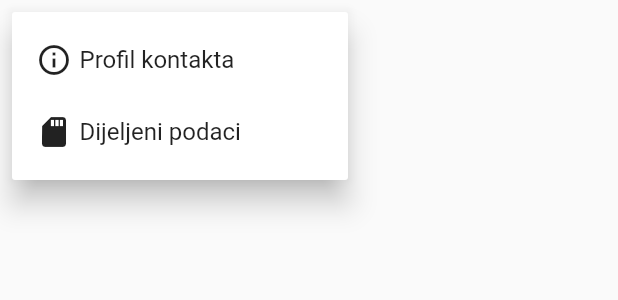
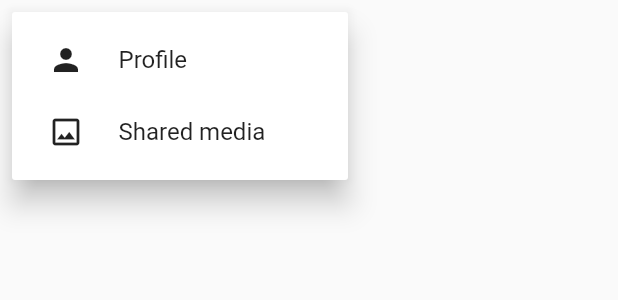
Before and after one commit to eldarj/ping-chat-flutter, a Flutter app: the ChatSettingsMenu widget shown alone on an empty page, opened directly, after a tap on the "more vert" icon, on a phone screen of 412 x 824 dp. Shown: the top 300 px of the screen. Run offline on Flutter 3.47's test engine with Material 2 defaults, Android fonts, the phone set to English and light mode, and no system bars; our stand-ins replace audioplayers, cached_network_image, file_picker, flutter_slidable, flutter_spinkit, functional_widget_annotation and 10 more; missing offline and left inert: dart_notification_center, filesize, flutter_audio_recorder, flutter_downloader, flutter_webrtc, keyboard_visibility and 3 more; accounts and stored records are empty; network calls fail.

Commit message:
Adjusted chats

```diff
--- a/lib/activity/chats/chat-list.activity.dart
+++ b/lib/activity/chats/chat-list.activity.dart
@@ -31,6 +31,7 @@ import 'package:flutterping/util/navigation/navigator.util.dart';
 import 'package:flutterping/util/other/date-time.util.dart';
 import 'package:http/http.dart' as http;
 import 'package:flutterping/util/extension/http.response.extension.dart';
+import 'package:permission_handler/permission_handler.dart';
 import 'package:sip_ua/sip_ua.dart';
 
 class ChatListActivity extends StatefulWidget {
@@ -222,9 +223,14 @@ class ChatListActivityState extends BaseState<ChatListActivity> {
     });
   }
 
+  initPermissions() async {
+    await Permission.microphone.request();
+  }
+
   @override
   initState() {
     super.initState();
+    initPermissions();
     initListenersAndGetData();
     initPresenceFetcher();
   }
--- a/lib/activity/chats/component/settings/chat-settings-menu.dart
+++ b/lib/activity/chats/component/settings/chat-settings-menu.dart
@@ -1,5 +1,6 @@
 import 'package:flutter/cupertino.dart';
 import 'package:flutter/material.dart';
+import 'package:flutterping/activity/contacts/single-contact.activity.dart';
 import 'package:flutterping/activity/data-space/contact-shared/contact-shared.activity.dart';
 import 'package:flutterping/model/client-dto.model.dart';
 import 'package:flutterping/util/navigation/navigator.util.dart';
@@ -13,14 +14,28 @@ class ChatSettingsMenu extends StatelessWidget {
 
   final String picturesPath;
 
-  const ChatSettingsMenu({Key key, this.peer, this.peerContactName, this.contactBindingId, this.picturesPath}) : super(key: key);
+  final String myContactName;
+
+  final String statusLabel;
+
+  final int userId;
+
+  const ChatSettingsMenu({Key key, this.peer, this.peerContactName, this.contactBindingId, this.picturesPath, this.myContactName, this.statusLabel, this.userId}) : super(key: key);
 
   @override
   Widget build(BuildContext context) {
     return PopupMenuButton<String>(
       onSelected: (choice) {
         if (choice == 'info') {
-          // TODO
+          NavigatorUtil.push(context, SingleContactActivity(
+            myContactName: myContactName,
+            statusLabel: statusLabel,
+            peer: peer,
+            userId: userId,
+            contactName: peerContactName,
+            contactBindingId: contactBindingId,
+            favorite: false,
+          ));
         } else if (choice == 'media') {
           NavigatorUtil.push(context, ContactSharedActivity(
               peer: peer,
@@ -33,13 +48,23 @@ class ChatSettingsMenu extends StatelessWidget {
         return [
           PopupMenuItem<String>(
               value: 'info',
-              child: Row(children: [ Container(margin:EdgeInsets.only(right: 5),
-                  child: Icon(Icons.info_outline)), Text('Profil kontakta') ])
+              child: Row(children: [
+                Container(
+                    width: 30,
+                    margin:EdgeInsets.only(right: 20, left: 5),
+                    child: Icon(Icons.person)),
+                Text('Profile')
+              ])
           ),
           PopupMenuItem<String>(
               value: 'media',
-              child: Row(children: [ Container(margin:EdgeInsets.only(right: 5),
-                  child: Icon(Icons.sd_storage)), Text('Dijeljeni podaci') ])
+              child: Row(children: [
+                Container(
+                    width: 30,
+                    margin:EdgeInsets.only(right: 20, left: 5),
+                    child: Icon(Icons.image_outlined)),
+                Text('Shared media')
+              ])
           )
         ];
       },
```
Also changed, not shown: lib/activity/chats/single-chat/chat.activity.dart (+43 -8 lines).
